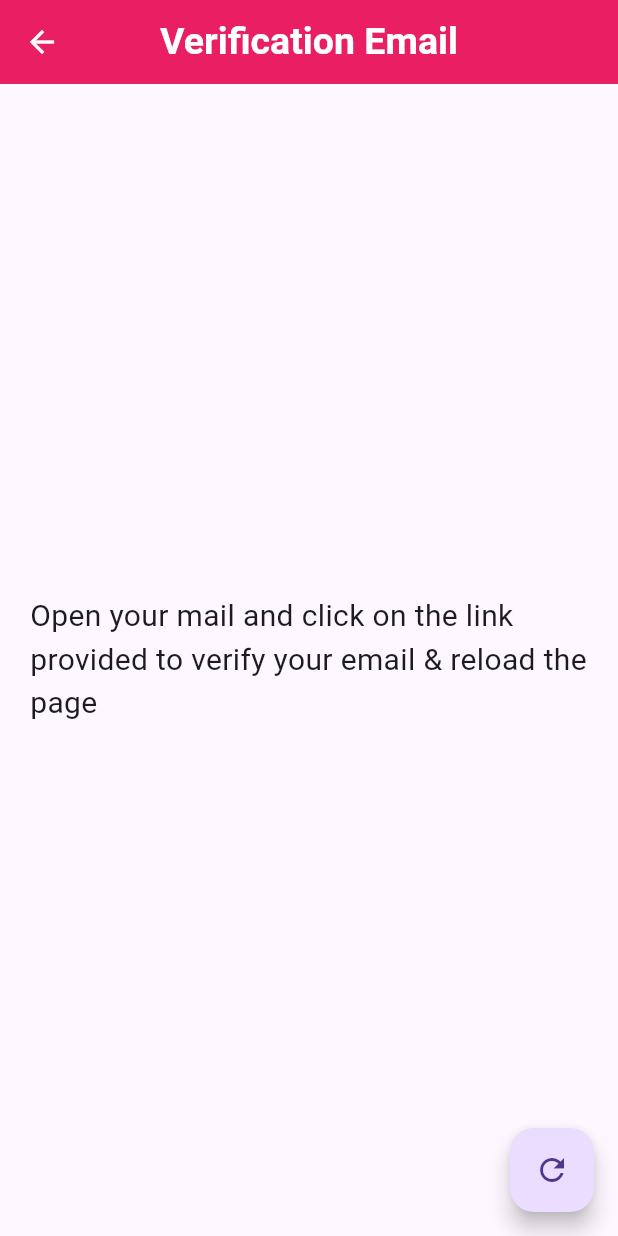
After one commit to aminrazakhan07/Firebase-Crud, a Flutter app: the Verifyemailscr screen opened directly, on a phone screen of 412 x 824 dp. The commit adds this screen. Run offline on Flutter 3.47's test engine with Material 3 defaults, Android fonts, the phone set to English and light mode, and no system bars; our stand-ins replace cloud_firestore, firebase_auth, firebase_core, flutter_spinkit, get; missing offline and left inert: paginate_firestore_plus; accounts and stored records are empty; network calls fail.

Commit message:
final auth and try catch

```diff
--- a/lib/main.dart
+++ b/lib/main.dart
@@ -1,7 +1,6 @@
 // ignore_for_file: prefer_const_constructors
 
 import 'package:firebase_core/firebase_core.dart';
-import 'package:firebase_crud/screens/welcome/loginscr.dart';
 import 'package:firebase_crud/wraperpage/wraper.dart';
 import 'package:flutter/material.dart';
 import 'package:get/get_navigation/src/root/get_material_app.dart';
--- a/lib/screens/welcome/forgotpass.dart
+++ b/lib/screens/welcome/forgotpass.dart
@@ -3,10 +3,7 @@
 import 'package:firebase_auth/firebase_auth.dart';
 import 'package:firebase_crud/custom_widget/elevat_button.dart';
 import 'package:firebase_crud/custom_widget/textfield_func.dart';
-import 'package:firebase_crud/screens/welcome/signup.dart';
 import 'package:flutter/material.dart';
-import 'package:get/get_core/src/get_main.dart';
-import 'package:get/get_navigation/get_navigation.dart';
 
 class ForgotpassCode extends StatefulWidget {
   const ForgotpassCode({super.key});
--- /dev/null
+++ b/lib/wraperpage/verifyemail.dart
@@ -0,0 +1,84 @@
+// ignore_for_file: prefer_const_constructors
+
+import 'package:firebase_auth/firebase_auth.dart';
+import 'package:firebase_crud/screens/welcome/loginscr.dart';
+import 'package:firebase_crud/wraperpage/wraper.dart';
+import 'package:flutter/material.dart';
+import 'package:get/get_core/src/get_main.dart';
+import 'package:get/get_navigation/get_navigation.dart';
+
+class Verifyemailscr extends StatefulWidget {
+  const Verifyemailscr({super.key});
+
+  @override
+  State<Verifyemailscr> createState() => _VerifyemailscrState();
+}
+
+class _VerifyemailscrState extends State<Verifyemailscr> {
+  @override
+  void initState() {
+    super.initState();
+    sendVerifylink();
+  }
+
+  sendVerifylink() async {
+    final user = FirebaseAuth.instance.currentUser;
+    await user!.sendEmailVerification().then((value) => {
+          Get.snackbar(
+            'Verification Email',
+            'A link has been sent to your email',
+            margin: EdgeInsets.all(30),
+            snackPosition: SnackPosition.BOTTOM,
+          )
+        });
+  }
+
+  reload() async {
+    await FirebaseAuth.instance.currentUser!.reload().then(
+          (value) => {
+            Get.offAll(Wraperscr()),
+          },
+        );
+    setState(() {});
+  }
+
+  @override
+  Widget build(BuildContext context) {
+    return Scaffold(
+      appBar: AppBar(
+        leading: IconButton(
+          onPressed: () {
+            Get.offAll(Loginscreen());
+          },
+          icon: Icon(
+            Icons.arrow_back,
+            color: Colors.white,
+          ),
+        ),
+        centerTitle: true,
+        backgroundColor: Colors.pink,
+        title: Text(
+          'Verification Email',
+          style: TextStyle(
+            color: Colors.white,
+            fontSize: 25,
+            fontWeight: FontWeight.bold,
+          ),
+        ),
+      ),
+      body: Center(
+        child: Padding(
+          padding: const EdgeInsets.only(left: 20, right: 20),
+          child: Text(
+            'Open your mail and click on the link provided to verify your email & reload the page',
+            style: TextStyle(fontSize: 20),
+          ),
+        ),
+      ),
+      floatingActionButton: FloatingActionButton(
+        onPressed: (() => reload()),
+        child: Icon(Icons.refresh),
+      ),
+    );
+  }
+}
```
Also changed, not shown: lib/screens/welcome/loginscr.dart (+29 -6 lines), lib/screens/welcome/signup.dart (+41 -6 lines), lib/wraperpage/wraper.dart (+14 -1 lines).
